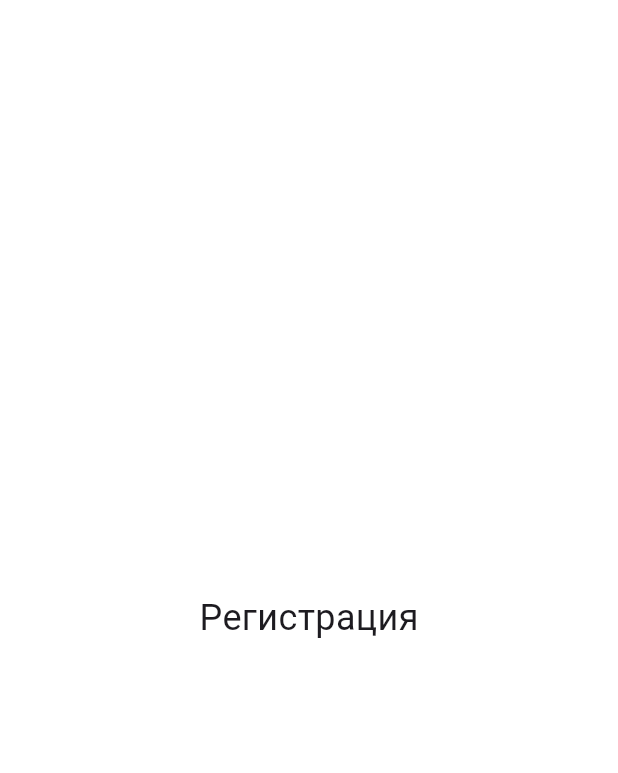
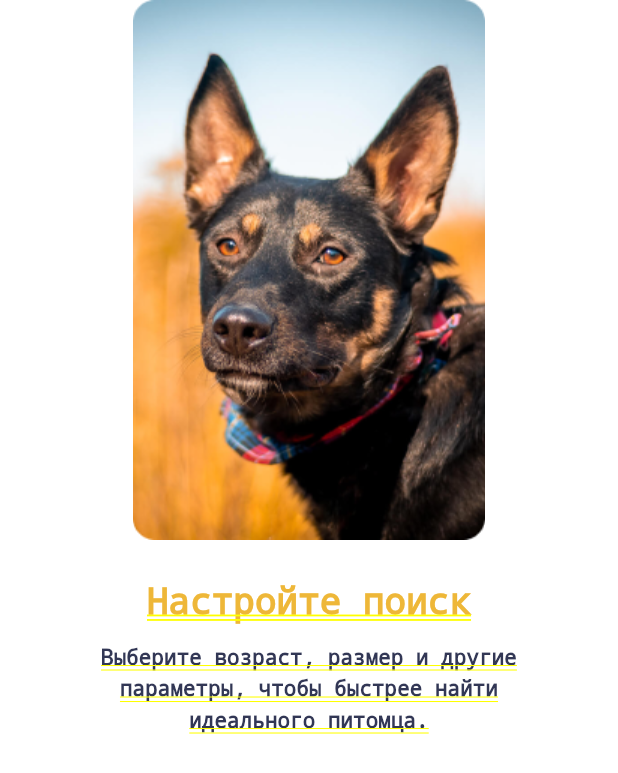
Before and after one commit to warja256/PawPick, a Flutter app: the OnboardingScreen screen opened directly, after a tap on "Создать аккаунт", on a phone screen of 412 x 824 dp. Shown: the top 773 px of the screen. Run offline on Flutter 3.47's test engine with Material 3 defaults, Android fonts, the phone set to English and light mode, and no system bars.

Commit message:
Заготовка для регистрации

```diff
--- a/lib/main.dart
+++ b/lib/main.dart
@@ -1,7 +1,9 @@
 import 'package:flutter/material.dart';
+import 'package:paw_pick/onboarding/onboarding.dart';
 import 'auth/sign_in.dart';
 import 'theme/theme.dart';
 import 'filters/filters.dart';
+import 'registration/registration_1.dart';
 
 void main() {
   runApp(const MyApp());
@@ -28,7 +30,7 @@ class FirstLaunchScreen extends StatelessWidget {
     bool isFirstLaunch = true;
 
     if (isFirstLaunch) {
-      return const Filters();
+      return const OnboardingScreen();
     } else {
       return const AuthScreen();
     }
--- a/lib/registration/registration_1.dart
+++ b/lib/registration/registration_1.dart
@@ -5,13 +5,39 @@ class RegistrationScreen extends StatelessWidget {
 
   @override
   Widget build(BuildContext context) {
-    return const Scaffold(
-      body: Center(
-        child: Text(
-          'Регистрация',
-          style: TextStyle(fontSize: 24),
+    return Column(
+      children: [
+        Image.asset(
+          'assets/dog2.png',
+          height: 360,
+          width: 235,
+          fit: BoxFit.contain,
         ),
-      ),
+        const SizedBox(height: 20),
+        Text(
+          "Настройте поиск",
+          style: TextStyle(
+            fontSize: 24.0,
+            fontWeight: FontWeight.bold,
+            color: Theme.of(context).primaryColor,
+            height: 1.5,
+          ),
+          textAlign: TextAlign.center,
+        ),
+        const SizedBox(height: 10),
+        Padding(
+          padding: const EdgeInsets.symmetric(horizontal: 40),
+          child: Text(
+            "Выберите возраст, размер и другие параметры, чтобы быстрее найти идеального питомца.",
+            style: TextStyle(
+              fontSize: 14.0,
+              color: Theme.of(context).textTheme.labelMedium?.color,
+              height: 1.5,
+            ),
+            textAlign: TextAlign.center,
+          ),
+        ),
+      ],
     );
   }
 }
```
